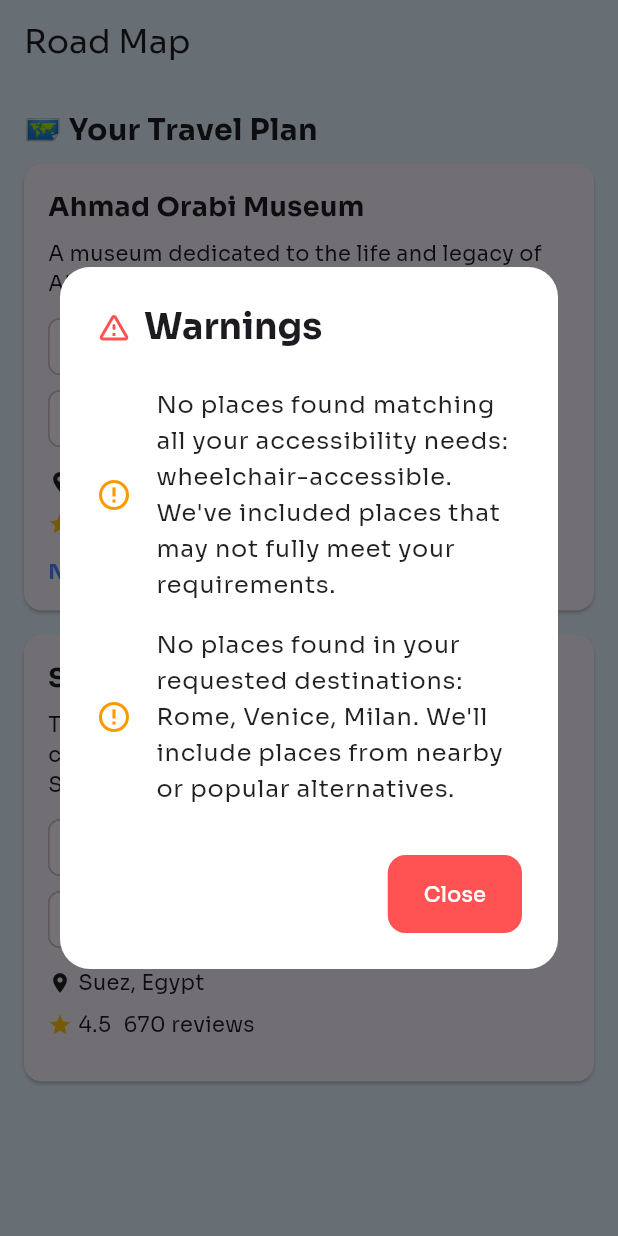
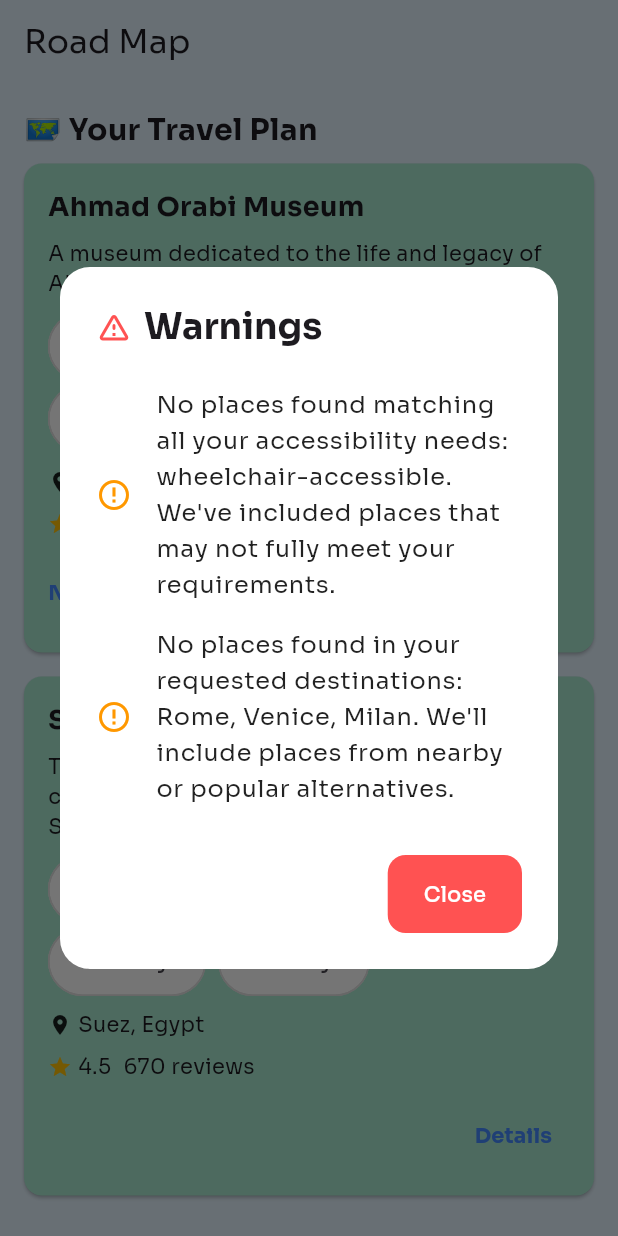
Before and after one commit to 3bary/trek, a Flutter app: the RoadMapView screen opened by its route, on a phone screen of 412 x 824 dp. Run offline on Flutter 3.47's test engine with Material 3 defaults, Android fonts, the phone set to English and light mode, and no system bars; our stand-ins replace curved_navigation_bar, dartz, dio, flutter_bloc, font_awesome_flutter, get_it and 3 more.

Commit message:
navigate to place details

```diff
--- a/lib/features/profile/presentation/views/widgets/custom_chip.dart
+++ b/lib/core/widgets/custom_chip.dart
@@ -10,7 +10,6 @@ class CustomChip extends StatelessWidget {
     return Chip(
       label: label,
       backgroundColor: Colors.white,
-
       shape: RoundedRectangleBorder(
         borderRadius: BorderRadius.circular(30),
         side: BorderSide(color: Colors.grey.shade300),
--- a/lib/features/profile/presentation/views/widgets/profile_view_body.dart
+++ b/lib/features/profile/presentation/views/widgets/profile_view_body.dart
@@ -1,6 +1,6 @@
 import 'package:flutter/material.dart';
 import 'package:greendo/core/utils/constants.dart';
-import 'custom_chip.dart';
+import '../../../../../core/widgets/custom_chip.dart';
 
 class ProfileViewBody extends StatelessWidget {
   final bool showCategories;
--- a/lib/features/recommendation/presentation/views/widgets/travel_step_card.dart
+++ b/lib/features/recommendation/presentation/views/widgets/travel_step_card.dart
@@ -1,5 +1,10 @@
 import 'package:flutter/material.dart';
+import 'package:go_router/go_router.dart';
+import 'package:greendo/core/utils/constants.dart';
 import 'package:greendo/features/recommendation/presentation/views/widgets/road_map_view_body.dart';
+
+import '../../../../../core/utils/app_router.dart';
+import '../../../../../core/widgets/custom_chip.dart';
 
 class TravelStepCard extends StatelessWidget {
   final TravelStep step;
@@ -10,6 +15,7 @@ class TravelStepCard extends StatelessWidget {
   Widget build(BuildContext context) {
     final place = step.place;
     return Card(
+      color: kSecondaryColor,
       margin: const EdgeInsets.only(bottom: 16),
       child: Padding(
         padding: const EdgeInsets.all(16),
@@ -22,7 +28,7 @@ class TravelStepCard extends StatelessWidget {
             const SizedBox(height: 8),
             Wrap(
               spacing: 8,
-              children: place.tags.map((tag) => Chip(label: Text(tag))).toList(),
+              children: place.tags.map((tag) =>  CustomChip(label: Text(tag))).toList(),
             ),
             const SizedBox(height: 8),
             Row(
@@ -43,11 +49,24 @@ class TravelStepCard extends StatelessWidget {
               ],
             ),
             const SizedBox(height: 12),
-            if (step.nextDestination != null)
-              Text(
-                "Next: ${step.nextDestination!}",
-                style: const TextStyle(fontWeight: FontWeight.bold, color: Colors.blueAccent),
-              ),
+            Row(
+              mainAxisAlignment: MainAxisAlignment.spaceBetween,
+              children: [
+                step.nextDestination != null ? Text(
+                  "Next: ${step.nextDestination!}",
+                  style: const TextStyle(fontWeight: FontWeight.bold, color: Colors.blueAccent),
+                ) : const SizedBox.shrink(),
+                TextButton(
+                  onPressed: () {
+                    GoRouter.of(context).push(AppRouter.kDetailView, extra: place);
+                  },
+                  child: Text(
+                    "Details",
+                    style: const TextStyle(fontWeight: FontWeight.bold, color: Colors.blueAccent),
+                  ),
+                ),
+              ],
+            )
           ],
         ),
       ),
```
